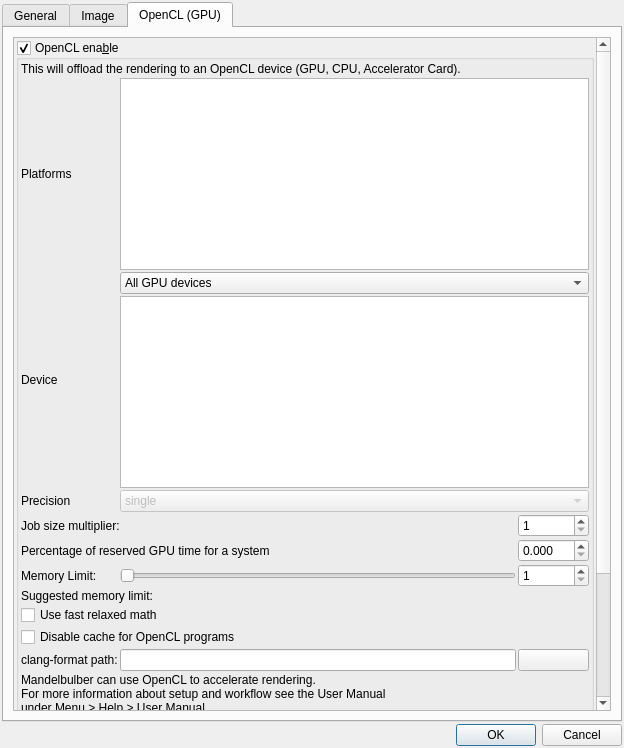
Old version of the form mandelbulber2/qt/preferences_dialog.ui in the repository buddhi1980/mandelbulber2.
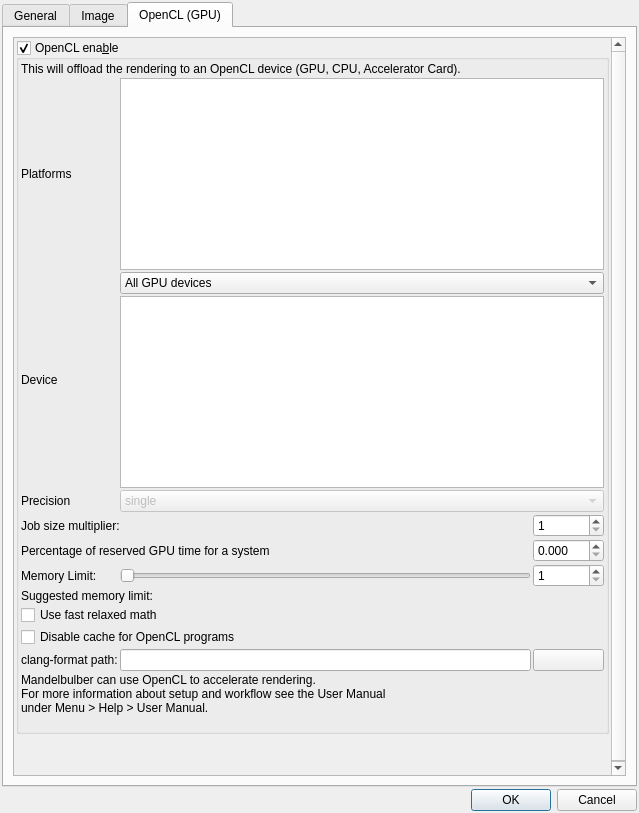
New version of the form. The open tabs and pages were chosen to show the change. Icons and pictures are not drawn. Custom widgets are drawn as their Qt base class.

Commit message: Fixed problem with crashing OpenCL kernel for chromatic aberration

What changed in the file:
```diff
--- a/mandelbulber2/qt/preferences_dialog.ui
+++ b/mandelbulber2/qt/preferences_dialog.ui
@@ -6,8 +6,8 @@
    <rect>
     <x>0</x>
     <y>0</y>
-    <width>624</width>
-    <height>748</height>
+    <width>639</width>
+    <height>813</height>
    </rect>
   </property>
   <property name="windowTitle">
@@ -1371,8 +1371,8 @@
            <rect>
             <x>0</x>
             <y>0</y>
-            <width>264</width>
-            <height>944</height>
+            <width>597</width>
+            <height>762</height>
            </rect>
           </property>
           <layout class="QVBoxLayout" name="verticalLayout_OpenCL">
@@ -1692,7 +1692,7 @@
               <item>
                <widget class="QLabel" name="label_explanation_opencl_missing_features">
                 <property name="text">
-                 <string>&lt;html&gt;&lt;head/&gt;&lt;body&gt;&lt;p&gt;Mandelbulber can use OpenCL to accelerate rendering.&lt;br/&gt;For more information about setup and workflow see the User Manual&lt;br/&gt;under Menu &amp;gt; Help &amp;gt; User Manual.&lt;/p&gt;&lt;p&gt;OpenCL support is still alpha and lacks the following features&lt;br/&gt;present in the non-OpenCL mode:&lt;/p&gt;&lt;ul style=&quot;margin-top: 0px; margin-bottom: 0px; margin-left: 0px; margin-right: 0px; -qt-list-indent: 1;&quot;&gt;&lt;li style=&quot; margin-top:0px; margin-bottom:0px; margin-left:0px; margin-right:0px; -qt-block-indent:0; text-indent:0px;&quot;&gt;HDR blur&lt;/li&gt;&lt;/ul&gt;&lt;p&gt;&lt;br/&gt;&lt;/p&gt;&lt;/body&gt;&lt;/html&gt;</string>
+                 <string>&lt;html&gt;&lt;head/&gt;&lt;body&gt;&lt;p&gt;Mandelbulber can use OpenCL to accelerate rendering.&lt;br/&gt;For more information about setup and workflow see the User Manual&lt;br/&gt;under Menu &amp;gt; Help &amp;gt; User Manual.&lt;br/&gt;&lt;/p&gt;&lt;/body&gt;&lt;/html&gt;</string>
                 </property>
                 <property name="wordWrap">
                  <bool>true</bool>
```
Left out of the diff: 8 changed lines with no effect on the pictures. The commit also changes 1 other file.
